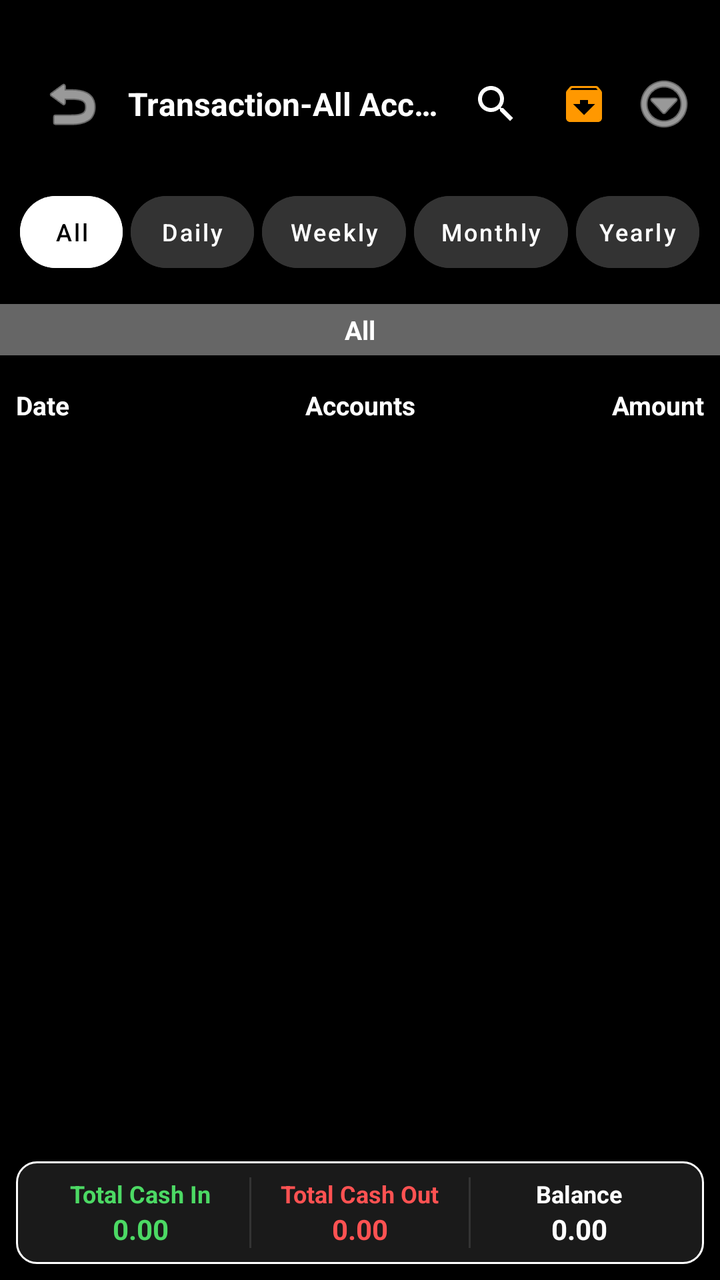
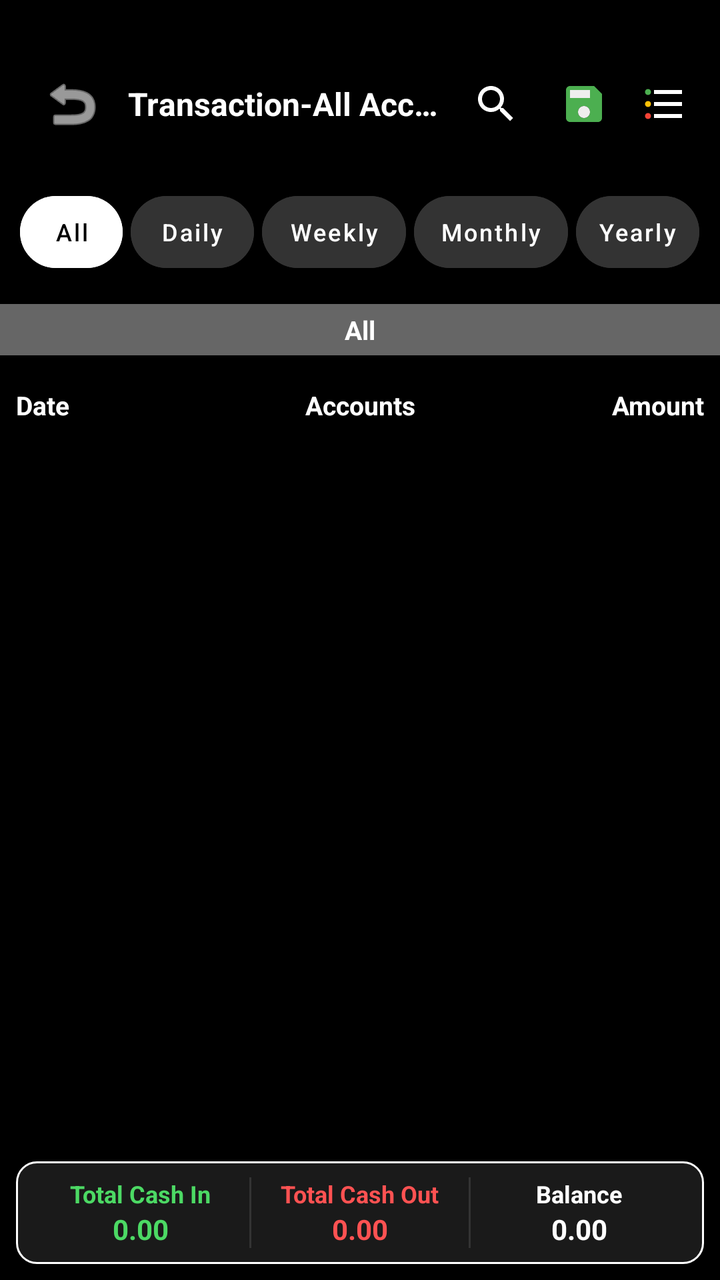

Screens rendered from an Android XML layout before and after an edit, with the pre-edit source and the edit as a unified diff.
<!-- AndroidManifest.xml: activity theme Theme.MyCalendar2026SAR -->
<!-- res/layout/activity_transactions_all_accounts.xml -->
<?xml version="1.0" encoding="utf-8"?>
<androidx.constraintlayout.widget.ConstraintLayout xmlns:android="http://schemas.android.com/apk/res/android"
    xmlns:app="http://schemas.android.com/apk/res-auto"
    xmlns:tools="http://schemas.android.com/tools"
    android:layout_width="match_parent"
    android:layout_height="match_parent"
    android:background="#000000">

    
    <LinearLayout
        android:id="@+id/allTxToolbar"
        android:layout_width="match_parent"
        android:layout_height="56dp"
        android:layout_marginTop="24dp"
        android:gravity="center_vertical"
        android:orientation="horizontal"
        android:paddingStart="16dp"
        android:paddingEnd="8dp"
        app:layout_constraintTop_toTopOf="parent">

        <ImageButton
            android:id="@+id/allTxBackButton"
            android:layout_width="40dp"
            android:layout_height="40dp"
            android:background="?attr/selectableItemBackgroundBorderless"
            android:contentDescription="Back"
            android:src="@android:drawable/ic_menu_revert"
            app:tint="@color/white" />

        <TextView
            android:id="@+id/allTxTitle"
            android:layout_width="0dp"
            android:layout_height="wrap_content"
            android:layout_marginStart="8dp"
            android:layout_weight="1"
            android:ellipsize="end"
            android:maxLines="1"
            android:text="Transaction-All Accounts"
            android:textColor="@color/white"
            android:textSize="16sp"
            android:textStyle="bold" />

        <androidx.appcompat.widget.SearchView
            android:id="@+id/allTxSearchView"
            android:layout_width="wrap_content"
            android:layout_height="wrap_content"
            app:iconifiedByDefault="true"
            app:queryHint="Search..."
            android:theme="@style/ThemeOverlay.AppCompat.Dark.ActionBar" />

        <ImageButton
            android:id="@+id/allTxSaveButton"
            android:layout_width="40dp"
            android:layout_height="40dp"
            android:background="?attr/selectableItemBackgroundBorderless"
            android:padding="8dp"
            android:src="@drawable/ic_menu_archive_color"
            android:contentDescription="Save" />

        <ImageButton
            android:id="@+id/allTxMoreButton"
            android:layout_width="40dp"
            android:layout_height="40dp"
            android:background="?attr/selectableItemBackgroundBorderless"
            android:padding="8dp"
            android:src="@android:drawable/ic_menu_more"
            app:tint="@color/white"
            android:contentDescription="More" />
    </LinearLayout>

    
    <LinearLayout
        android:id="@+id/allTxTabsContainer"
        android:layout_width="match_parent"
        android:layout_height="wrap_content"
        android:layout_marginTop="8dp"
        android:orientation="horizontal"
        android:padding="8dp"
        app:layout_constraintTop_toBottomOf="@id/allTxToolbar">

        <Button
            android:id="@+id/tabAll"
            style="@style/Widget.MaterialComponents.Button.UnelevatedButton"
            android:layout_width="0dp"
            android:layout_height="36dp"
            android:layout_margin="2dp"
            android:layout_weight="1"
            android:backgroundTint="@color/white"
            android:insetTop="0dp"
            android:insetBottom="0dp"
            android:padding="0dp"
            android:text="All"
            android:textAllCaps="false"
            android:textColor="@color/black"
            android:textSize="12sp"
            app:cornerRadius="18dp" />

        <Button
            android:id="@+id/tabDaily"
            style="@style/Widget.MaterialComponents.Button.UnelevatedButton"
            android:layout_width="0dp"
            android:layout_height="36dp"
            android:layout_margin="2dp"
            android:layout_weight="1.2"
            android:backgroundTint="#333333"
            android:insetTop="0dp"
            android:insetBottom="0dp"
            android:padding="0dp"
            android:text="Daily"
            android:textAllCaps="false"
            android:textColor="@color/white"
            android:textSize="12sp"
            app:cornerRadius="18dp" />

        <Button
            android:id="@+id/tabWeekly"
            style="@style/Widget.MaterialComponents.Button.UnelevatedButton"
            android:layout_width="0dp"
            android:layout_height="36dp"
            android:layout_margin="2dp"
            android:layout_weight="1.4"
            android:backgroundTint="#333333"
            android:insetTop="0dp"
            android:insetBottom="0dp"
            android:padding="0dp"
            android:text="Weekly"
            android:textAllCaps="false"
            android:textColor="@color/white"
            android:textSize="12sp"
            app:cornerRadius="18dp" />

        <Button
            android:id="@+id/tabMonthly"
            style="@style/Widget.MaterialComponents.Button.UnelevatedButton"
            android:layout_width="0dp"
            android:layout_height="36dp"
            android:layout_margin="2dp"
            android:layout_weight="1.5"
            android:backgroundTint="#333333"
            android:insetTop="0dp"
            android:insetBottom="0dp"
            android:padding="0dp"
            android:text="Monthly"
            android:textAllCaps="false"
            android:textColor="@color/white"
            android:textSize="12sp"
            app:cornerRadius="18dp" />

        <Button
            android:id="@+id/tabYearly"
            style="@style/Widget.MaterialComponents.Button.UnelevatedButton"
            android:layout_width="0dp"
            android:layout_height="36dp"
            android:layout_margin="2dp"
            android:layout_weight="1.2"
            android:backgroundTint="#333333"
            android:insetTop="0dp"
            android:insetBottom="0dp"
            android:padding="0dp"
            android:text="Yearly"
            android:textAllCaps="false"
            android:textColor="@color/white"
            android:textSize="12sp"
            app:cornerRadius="18dp" />
    </LinearLayout>

    
    <TextView
        android:id="@+id/currentTabLabel"
        android:layout_width="match_parent"
        android:layout_height="wrap_content"
        android:layout_marginTop="8dp"
        android:background="#666666"
        android:gravity="center"
        android:padding="4dp"
        android:text="All"
        android:textColor="@color/white"
        android:textSize="13sp"
        android:textStyle="bold"
        app:layout_constraintTop_toBottomOf="@id/allTxTabsContainer" />

    
    <LinearLayout
        android:id="@+id/allTxHeaders"
        android:layout_width="match_parent"
        android:layout_height="wrap_content"
        android:layout_marginTop="8dp"
        android:orientation="horizontal"
        android:padding="8dp"
        app:layout_constraintTop_toBottomOf="@id/currentTabLabel">

        <TextView
            android:layout_width="0dp"
            android:layout_height="wrap_content"
            android:layout_weight="1"
            android:text="Date"
            android:textColor="@color/white"
            android:textSize="13sp"
            android:textStyle="bold" />

        <TextView
            android:layout_width="0dp"
            android:layout_height="wrap_content"
            android:layout_weight="1"
            android:gravity="center"
            android:text="Accounts"
            android:textColor="@color/white"
            android:textSize="13sp"
            android:textStyle="bold" />

        <TextView
            android:layout_width="0dp"
            android:layout_height="wrap_content"
            android:layout_weight="1"
            android:gravity="end"
            android:text="Amount"
            android:textColor="@color/white"
            android:textSize="13sp"
            android:textStyle="bold" />
    </LinearLayout>

    
    <androidx.recyclerview.widget.RecyclerView
        android:id="@+id/allTxRecyclerView"
        android:layout_width="408dp"
        android:layout_height="570dp"
        app:layout_constraintBottom_toTopOf="@id/allTxFooter"
        app:layout_constraintTop_toBottomOf="@id/allTxHeaders"
        app:layout_constraintVertical_bias="0.0"
        tools:layout_editor_absoluteX="0dp" />

    <LinearLayout
        android:id="@+id/allTxFooter"
        android:layout_width="match_parent"
        android:layout_height="wrap_content"
        android:background="@drawable/summary_border"
        android:orientation="horizontal"
        android:layout_margin="8dp"
        android:padding="8dp"
        app:layout_constraintBottom_toBottomOf="parent">

        <LinearLayout
            android:layout_width="0dp"
            android:layout_height="wrap_content"
            android:layout_weight="1"
            android:gravity="center"
            android:orientation="vertical">

            <TextView
                android:layout_width="wrap_content"
                android:layout_height="wrap_content"
                android:text="Total Cash In"
                android:textColor="@color/income_green"
                android:textSize="12sp"
                android:textStyle="bold" />

            <TextView
                android:id="@+id/footerCashIn"
                android:layout_width="wrap_content"
                android:layout_height="wrap_content"
                android:text="0.00"
                android:textColor="@color/income_green"
                android:textSize="14sp"
                android:textStyle="bold" />
        </LinearLayout>

        <View
            android:layout_width="1dp"
            android:layout_height="match_parent"
            android:background="#333333" />

        <LinearLayout
            android:layout_width="0dp"
            android:layout_height="wrap_content"
            android:layout_weight="1"
            android:gravity="center"
            android:orientation="vertical">

            <TextView
                android:layout_width="wrap_content"
                android:layout_height="wrap_content"
                android:text="Total Cash Out"
                android:textColor="@color/expense_red"
                android:textSize="12sp"
                android:textStyle="bold" />

            <TextView
                android:id="@+id/footerCashOut"
                android:layout_width="wrap_content"
                android:layout_height="wrap_content"
                android:text="0.00"
                android:textColor="@color/expense_red"
                android:textSize="14sp"
                android:textStyle="bold" />
        </LinearLayout>

        <View
            android:layout_width="1dp"
            android:layout_height="match_parent"
            android:background="#333333" />

        <LinearLayout
            android:layout_width="0dp"
            android:layout_height="wrap_content"
            android:layout_weight="1"
            android:gravity="center"
            android:orientation="vertical">

            <TextView
                android:layout_width="wrap_content"
                android:layout_height="wrap_content"
                android:text="Balance"
                android:textColor="@color/white"
                android:textSize="12sp"
                android:textStyle="bold" />

            <TextView
                android:id="@+id/footerBalance"
                android:layout_width="wrap_content"
                android:layout_height="wrap_content"
                android:text="0.00"
                android:textColor="@color/white"
                android:textSize="14sp"
                android:textStyle="bold" />
        </LinearLayout>
    </LinearLayout>

</androidx.constraintlayout.widget.ConstraintLayout>
<!-- resources referenced by this layout -->
<resources>
  <color name="black">#FF000000</color>
  <color name="expense_red">#FF5252</color>
  <color name="income_green">#4CD964</color>
  <color name="white">#FFFFFFFF</color>
  <!-- drawable ic_menu_archive_color (drawable) -->
  <vector xmlns:android="http://schemas.android.com/apk/res/android"
      android:width="24dp"
      android:height="24dp"
      android:viewportWidth="24"
      android:viewportHeight="24">
      <path
          android:fillColor="#FF9800"
          android:pathData="M20.54,5.23l-1.39,-1.68C18.88,3.21 18.47,3 18,3H6C5.53,3 5.12,3.21 4.84,3.55L3.46,5.23C3.17,5.57 3,6.01 3,6.5V19c0,1.1 0.9,2 2,2h14c1.1,0 2,-0.9 2,-2V6.5c0,-0.49 -0.17,-0.93 -0.46,-1.27zM12,17.5L6.5,12H10v-2h4v2h3.5L12,17.5zM5.12,5l0.82,-1h12.11l0.83,1H5.12z" />
  </vector>
  <!-- drawable summary_border (drawable) -->
  <?xml version="1.0" encoding="utf-8"?>
  <shape xmlns:android="http://schemas.android.com/apk/res/android">
      <solid android:color="@color/card_dark" />
      <stroke
          android:width="1dp"
          android:color="@color/white" />
      <corners android:radius="10dp" />
  </shape>
  <style name="Theme.MyCalendar2026SAR" parent="Theme.MaterialComponents.DayNight.NoActionBar">
          
          <item name="colorPrimary">@color/light_green</item>
          <item name="colorPrimaryVariant">@color/hunter_green</item>
          <item name="colorOnPrimary">@color/white</item>
          
          <item name="colorSecondary">@color/teal_200</item>
          <item name="colorSecondaryVariant">@color/teal_700</item>
          <item name="colorOnSecondary">@color/black</item>
          
          <item name="android:statusBarColor">?attr/colorPrimaryVariant</item>
  
          
          <item name="materialAlertDialogTheme">@style/CustomAlertDialogTheme</item>
          <item name="alertDialogTheme">@style/CustomAlertDialogTheme</item>
      </style>
  <color name="card_dark">#1A1A1A</color>
  <color name="light_green">#8BC34A</color>
  <color name="hunter_green">#355E3B</color>
  <color name="teal_200">#FF03DAC5</color>
  <color name="teal_700">#FF018786</color>
  <style name="CustomAlertDialogTheme" parent="ThemeOverlay.MaterialComponents.MaterialAlertDialog">
          <item name="colorPrimary">@color/light_green</item>
          <item name="colorAccent">@color/light_green</item>
          <item name="colorSecondary">@color/light_green</item>
          <item name="android:textColorPrimary">@color/white</item>
          
          <item name="buttonBarPositiveButtonStyle">@style/GreenButtonStyle</item>
          <item name="buttonBarNegativeButtonStyle">@style/GreenButtonStyle</item>
          <item name="buttonBarNeutralButtonStyle">@style/GreenButtonStyle</item>
      </style>
  <style name="GreenButtonStyle" parent="Widget.MaterialComponents.Button.TextButton">
          <item name="android:textColor">@color/light_green</item>
      </style>
</resources>

<!-- the commit's change to res/layout/activity_transactions_all_accounts.xml (unified diff, before → after) -->
@@ -54,7 +54,7 @@
             android:layout_height="40dp"
             android:background="?attr/selectableItemBackgroundBorderless"
             android:padding="8dp"
-            android:src="@drawable/ic_menu_archive_color"
+            android:src="@drawable/ic_menu_save_color"
             android:contentDescription="Save" />
 
         <ImageButton
@@ -63,8 +63,7 @@
             android:layout_height="40dp"
             android:background="?attr/selectableItemBackgroundBorderless"
             android:padding="8dp"
-            android:src="@android:drawable/ic_menu_more"
-            app:tint="@color/white"
+            android:src="@drawable/ic_menu_tx_all_color"
             android:contentDescription="More" />
     </LinearLayout>
 
<!-- resource entries referenced after the edit -->
@@ -4,15 +4,38 @@
   <color name="expense_red">#FF5252</color>
   <color name="income_green">#4CD964</color>
   <color name="white">#FFFFFFFF</color>
-  <!-- drawable ic_menu_archive_color (drawable) -->
+  <!-- drawable ic_menu_save_color (drawable) -->
   <vector xmlns:android="http://schemas.android.com/apk/res/android"
       android:width="24dp"
       android:height="24dp"
       android:viewportWidth="24"
       android:viewportHeight="24">
       <path
-          android:fillColor="#FF9800"
-          android:pathData="M20.54,5.23l-1.39,-1.68C18.88,3.21 18.47,3 18,3H6C5.53,3 5.12,3.21 4.84,3.55L3.46,5.23C3.17,5.57 3,6.01 3,6.5V19c0,1.1 0.9,2 2,2h14c1.1,0 2,-0.9 2,-2V6.5c0,-0.49 -0.17,-0.93 -0.46,-1.27zM12,17.5L6.5,12H10v-2h4v2h3.5L12,17.5zM5.12,5l0.82,-1h12.11l0.83,1H5.12z" />
+          android:fillColor="#4CAF50"
+          android:pathData="M17,3L5,3c-1.11,0 -2,0.9 -2,2v14c0,1.1 0.89,2 2,2h14c1.1,0 2,-0.9 2,-2L21,7l-4,-4zM12,19c-1.66,0 -3,-1.34 -3,-3s1.34,-3 3,-3 3,1.34 3,3 -1.34,3 -3,3zM15,9L5,9L5,5h10v4z" />
+      <path
+          android:fillColor="#EEEEEE"
+          android:pathData="M15,9L5,9L5,5h10v4zM12,19c-1.66,0 -3,-1.34 -3,-3s1.34,-3 3,-3 3,1.34 3,3 -1.34,3 -3,3z"
+          android:alpha="0.3" />
+  </vector>
+  <!-- drawable ic_menu_tx_all_color (drawable) -->
+  <vector xmlns:android="http://schemas.android.com/apk/res/android"
+      android:width="24dp"
+      android:height="24dp"
+      android:viewportWidth="24"
+      android:viewportHeight="24">
+      <path
+          android:fillColor="#FFC107"
+          android:pathData="M4,10.5c-0.83,0 -1.5,0.67 -1.5,1.5s0.67,1.5 1.5,1.5 1.5,-0.67 1.5,-1.5 -0.67,-1.5 -1.5,-1.5z" />
+      <path
+          android:fillColor="#4CAF50"
+          android:pathData="M4,4.5c-0.83,0 -1.5,0.67 -1.5,1.5s0.67,1.5 1.5,1.5 1.5,-0.67 1.5,-1.5 -0.67,-1.5 -1.5,-1.5z" />
+      <path
+          android:fillColor="#F44336"
+          android:pathData="M4,16.5c-0.83,0 -1.5,0.67 -1.5,1.5s0.67,1.5 1.5,1.5 1.5,-0.67 1.5,-1.5 -0.67,-1.5 -1.5,-1.5z" />
+      <path
+          android:fillColor="#FFFFFF"
+          android:pathData="M7,19h14v-2H7v2zm0,-6h14v-2H7v2zm0,-8v2h14V5H7z" />
   </vector>
   <!-- drawable summary_border (drawable) -->
   <?xml version="1.0" encoding="utf-8"?>
